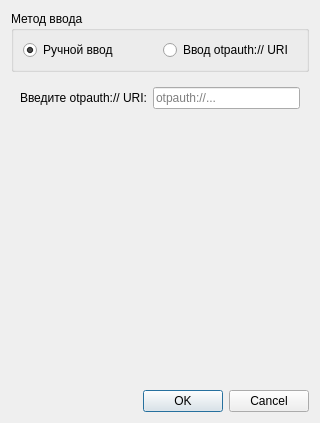
The window that add_account.ui (olejatorqq/otp-mfa) describes before a commit, drawn with Qt 5.
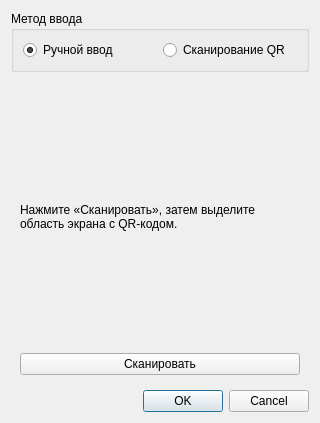
The same window after the commit. The open tabs and pages were chosen to show the change.

Diff of the .ui file:
```diff
--- a/add_account.ui
+++ b/add_account.ui
@@ -31,7 +31,7 @@
           <item>
             <widget class="QRadioButton" name="uriInputRadioButton">
               <property name="text">
-                <string>Ввод otpauth:// URI</string>
+                <string>Сканирование QR</string>
               </property>
             </widget>
           </item>
@@ -241,24 +241,32 @@
             
           </layout>
         </widget>
-        
-        <!-- Виджет ввода URI -->
-        <widget class="QWidget" name="uriInputWidget">
-          <layout class="QFormLayout" name="uriInputLayout">
-            <item row="0" column="0">
-              <widget class="QLabel" name="labelUri">
+
+        <!-- Страница сканирования QR -->
+        <widget class="QWidget" name="scanInputWidget">
+          <layout class="QVBoxLayout" name="scanLayout">
+            
+            <!-- Текст с инструкцией -->
+            <item>
+              <widget class="QLabel" name="labelScanInfo">
                 <property name="text">
-                  <string>Введите otpauth:// URI:</string>
+                  <string>Нажмите «Сканировать», затем выделите область экрана с QR-кодом.</string>
                 </property>
+                <property name="wordWrap">
+                  <bool>true</bool>
+                </property>
               </widget>
             </item>
-            <item row="0" column="1">
-              <widget class="QLineEdit" name="uriLineEdit">
-                <property name="placeholderText">
-                  <string>otpauth://...</string>
+
+            <!-- Кнопка Сканировать -->
+            <item>
+              <widget class="QPushButton" name="scanQrButton">
+                <property name="text">
+                  <string>Сканировать</string>
                 </property>
               </widget>
             </item>
+
           </layout>
         </widget>
         
```
Left out of the diff: 80 changed lines with no effect on the pictures.
